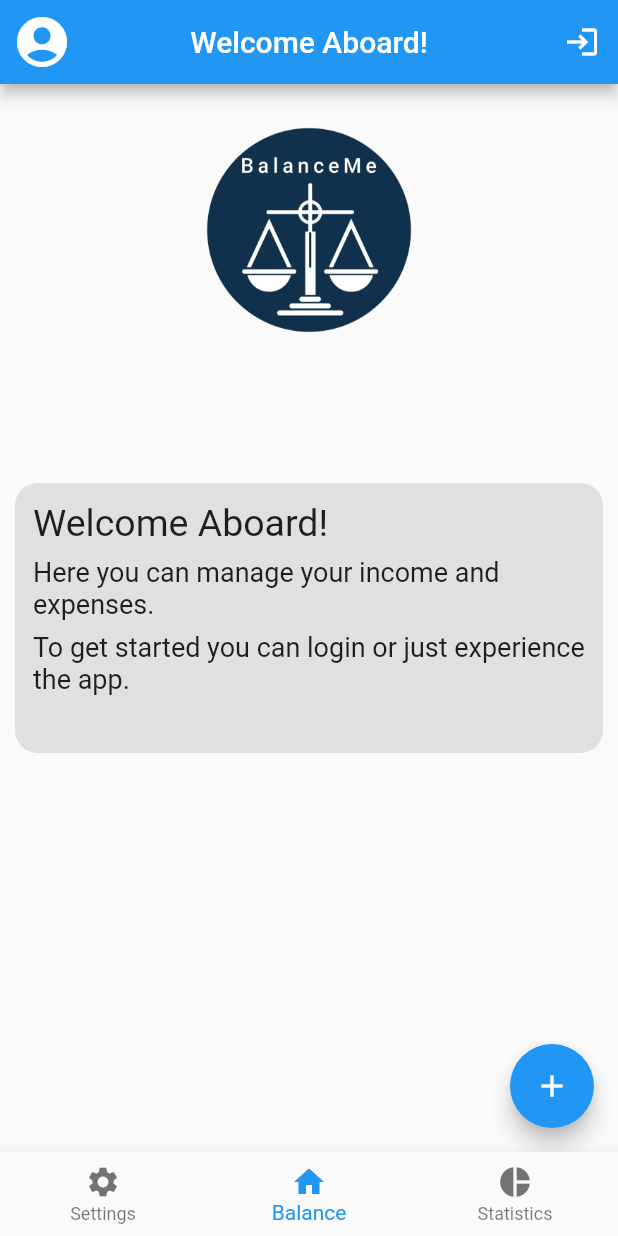
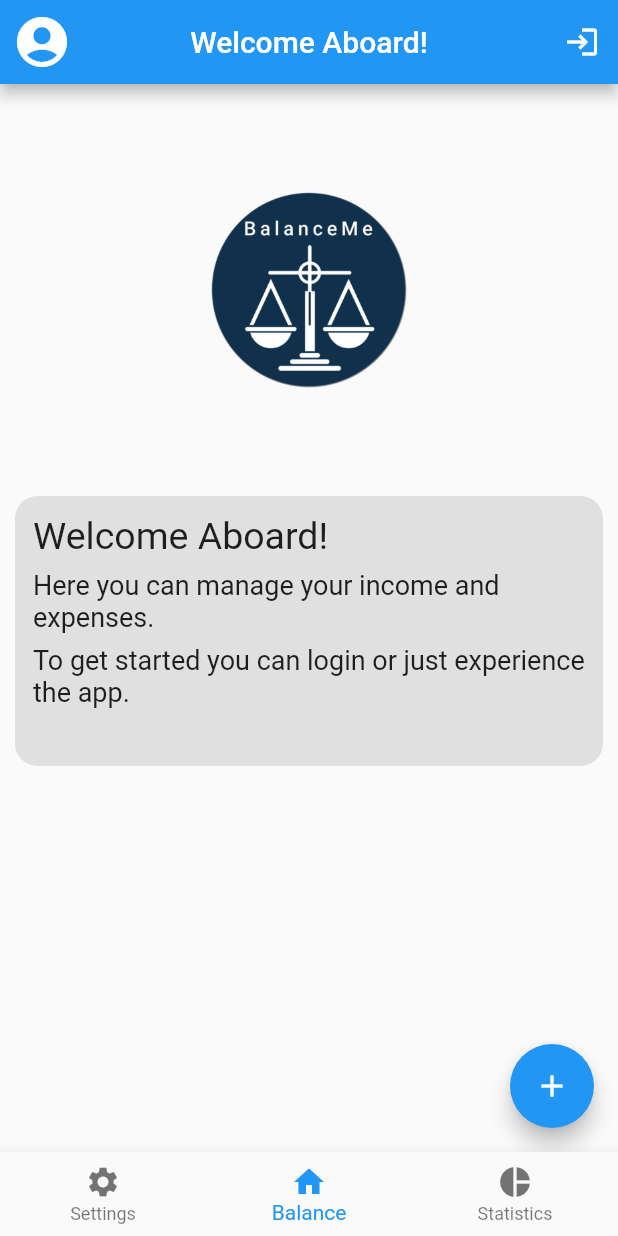
Before and after one commit to Technion236272/2022a-BalanceMe, a Flutter app: the screen it shows after launch, on a phone screen of 412 x 824 dp. Run offline on Flutter 3.47's test engine with Material 2 defaults, Android fonts, the light colour scheme and no system bars; our stand-ins replace auth_buttons, cloud_firestore, cross_file, firebase_analytics, firebase_auth, firebase_core and 9 more; missing offline and left inert: awesome_dropdown, flutter_facebook_auth, sorted_list; accounts and stored records are empty.

Commit message:
Image refactor and scale fixes
issue #140

```diff
--- a/lib/global/constants.dart
+++ b/lib/global/constants.dart
@@ -103,11 +103,11 @@ const double tabFontSize = 16.0;
 const double tabPadding = 5.0;
 
 //images
-const String balanceImage = 'assets/images/balance-circle.png';
-const String wallet = 'assets/images/wallet.jpg';
-const String lock = 'assets/images/lock.png';
-const String key = 'assets/images/key.jpg';
-const double keyScale = 4.0;
+const String balanceImage = 'assets/images/main.png';
+const String wallet = 'assets/images/wallet.png';
+const String lock = 'assets/images/recovery-password.png';
+const String key = 'assets/images/key.png';
+const double imageScale = 3.0;
 const double walletScale = 5.0;
 
 // RingPieChart
--- a/lib/pages/change_password.dart
+++ b/lib/pages/change_password.dart
@@ -58,7 +58,8 @@ class _ChangePasswordState extends State<ChangePassword> {
           children: [
             Image.asset(
               gc.key,
-              height: MediaQuery.of(context).size.height / gc.keyScale,
+              width: MediaQuery.of(context).size.width / gc.imageScale,
+              height: MediaQuery.of(context).size.height / gc.imageScale,
             ),
             Text(
               Languages.of(context)!.passwordUpdate,
--- a/lib/pages/welcome.dart
+++ b/lib/pages/welcome.dart
@@ -15,15 +15,14 @@ class WelcomePage extends StatelessWidget {
 
   @override
   Widget build(BuildContext context) {
-    return Stack(children: [
-      Positioned(
-        left: MediaQuery.of(context).size.width / 3,
-        top: gc.imageTop,
-        child: Image.asset(
-          gc.balanceImage,
-          width: MediaQuery.of(context).size.width / 3,
-          height: MediaQuery.of(context).size.height / 3,
-        ),
+    return Column(
+        mainAxisAlignment: MainAxisAlignment.start,
+        mainAxisSize: MainAxisSize.min,
+        children: [
+      Image.asset(
+        gc.balanceImage,
+        width: MediaQuery.of(context).size.width / gc.imageScale,
+        height: MediaQuery.of(context).size.height / gc.imageScale,
       ),
       GenericInfo(
         Provider.of<AuthRepository>(context, listen: false).status == AuthStatus.Authenticated ? Languages.of(context)!.welcomeBack : Languages.of(context)!.welcomeAboard,
--- a/lib/widgets/forgot_password.dart
+++ b/lib/widgets/forgot_password.dart
@@ -50,7 +50,10 @@ class _ForgotPasswordState extends State<ForgotPassword> {
               gc.sidePadding),
           child: Column(
             children: [
-              Image.asset(gc.lock),
+              Image.asset(
+                gc.lock,
+                width: MediaQuery.of(context).size.width / gc.imageScale,
+                height: MediaQuery.of(context).size.height / gc.imageScale,),
               Text(
                 Languages.of(context)!.forgotPasswordLarge,
                 style: const TextStyle(fontSize: gc.forgotPasswordSize),
```
Also changed, not shown: assets/images/key.png (added), assets/images/main.png (added), assets/images/recovery-password.png (added), assets/images/wallet.png (added).
